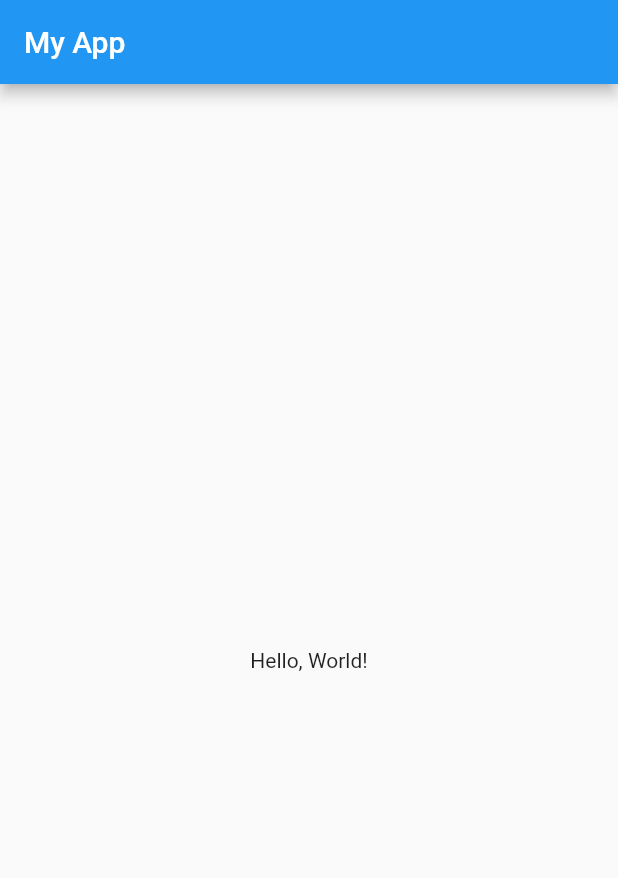
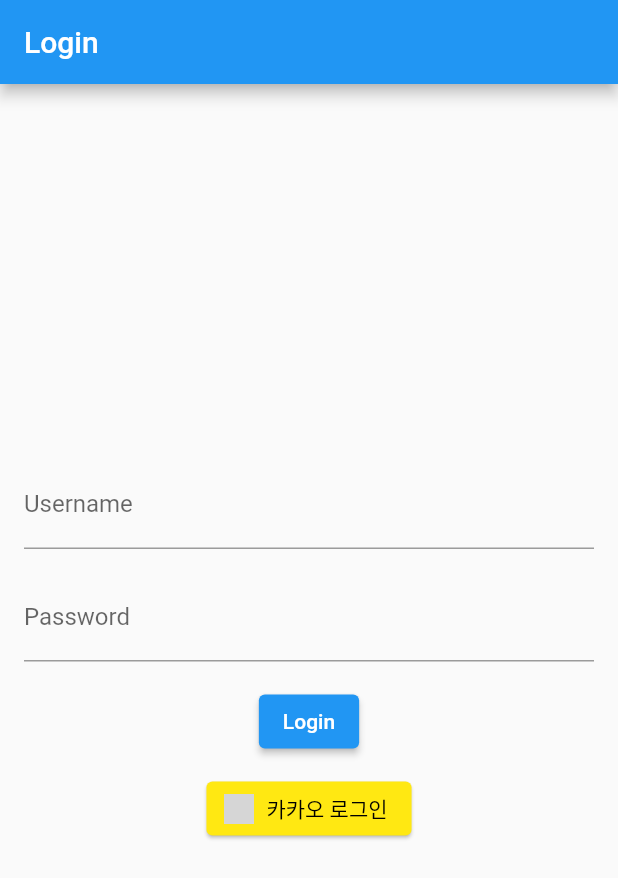
Before and after one commit to HypeDMZ/Docent-FE, a Flutter app: the screen it shows after launch, on a phone screen of 412 x 824 dp. Shown: the top 878 px of the screen. Run offline on Flutter 3.47's test engine with Material 2 defaults, Android fonts, the light colour scheme and no system bars; our stand-ins replace webview_flutter; network calls fail; grey boxes are pictures that could not be loaded.

Commit message:
feat: 카카오 인가 코드 받아오기
웹페이지로 띄우는 형식으로 작동됨, 카카오 문서 읽어보고 모바일에 맞게 수정 요망

```diff
--- a/lib/main.dart
+++ b/lib/main.dart
@@ -1,22 +1,7 @@
 import 'package:flutter/material.dart';
+import 'package:docent/src/app.dart';
+
 
 void main() {
-  runApp(MyApp());
+  runApp(App());
 }
-
-class MyApp extends StatelessWidget {
-  @override
-  Widget build(BuildContext context) {
-    return MaterialApp(
-      title: 'My App',
-      home: Scaffold(
-        appBar: AppBar(
-          title: Text('My App'),
-        ),
-        body: Center(
-          child: Text('Hello, World!'),
-        ),
-      ),
-    );
-  }
-}
--- /dev/null
+++ b/lib/src/app.dart
@@ -0,0 +1,13 @@
+import 'package:flutter/material.dart';
+import 'package:docent/src/login_page.dart';
+
+class App extends StatelessWidget {
+  @override
+  Widget build(BuildContext context) {
+    return MaterialApp(
+      title: 'Login App',
+      theme: ThemeData(primarySwatch: Colors.blue),
+      home: LoginPage(),
+    );
+  }
+}
--- /dev/null
+++ b/lib/src/login_page.dart
@@ -0,0 +1,107 @@
+import 'package:flutter/material.dart';
+import 'package:http/http.dart' as http;
+import 'dart:convert';
+import 'package:docent/src/kakao_webview_page.dart';
+
+class LoginPage extends StatefulWidget {
+  @override
+  _LoginPageState createState() => _LoginPageState();
+}
+
+class _LoginPageState extends State<LoginPage> {
+  final TextEditingController _usernameController = TextEditingController();
+  final TextEditingController _passwordController = TextEditingController();
+
+  @override
+  Widget build(BuildContext context) {
+    return Scaffold(
+      appBar: AppBar(title: Text('Login')),
+      body: Padding(
+        padding: EdgeInsets.all(16),
+        child: Column(
+          mainAxisAlignment: MainAxisAlignment.center,
+          children: [
+            TextField(
+              controller: _usernameController,
+              decoration: InputDecoration(labelText: 'Username'),
+            ),
+            SizedBox(height: 16),
+            TextField(
+              controller: _passwordController,
+              decoration: InputDecoration(labelText: 'Password'),
+              obscureText: true,
+            ),
+            SizedBox(height: 16),
+            ElevatedButton(
+              onPressed: _onLoginButtonPressed,
+              child: Text('Login'),
+            ),
+            _buildKakaoLoginButton(),
+          ],
+        ),
+      ),
+    );
+  }
+  Widget _buildKakaoLoginButton() {
+    return Container(
+      margin: EdgeInsets.symmetric(vertical: 10),
+      child: ElevatedButton.icon(
+        icon: Image.network(
+          'https://developers.kakao.com/assets/img/about/logos/kakaolink/kakaolink_btn_medium.png',
+          height: 20,
+        ),
+        label: Text('카카오 로그인'),
+        onPressed: _onKakaoLoginButtonPressed,
+        style: ElevatedButton.styleFrom(
+          primary: Color(0xFFFFE812),
+          onPrimary: Colors.black,
+          elevation: 1,
+        ),
+      ),
+    );
+  }
+  Future<void> _onKakaoLoginButtonPressed() async {
+    try {
+      final response = await http.post(Uri.parse('https://bmongsmong.com/api/auth/kakao'));
+
+      if (response.statusCode == 200) {
+        final jsonResponse = json.decode(response.body);
+
+        if (jsonResponse['success']) {
+          final String url = jsonResponse['data']['url'];
+          Navigator.push(
+            context,
+            MaterialPageRoute(
+              builder: (context) => KakaoWebViewPage(url: url),
+            ),
+          );
+        } else {
+          // 실패한 경우 에러 처리
+          print(jsonResponse['message']);
+        }
+      } else {
+        // 서버 에러 처리
+        print('Error: ${response.statusCode}');
+      }
+    } catch (e) {
+      print('Error: $e');
+    }
+  }
+
+
+
+
+  void _onLoginButtonPressed() {
+    // 로그인 처리 로직을 여기에 구현합니다.
+    // 예시: 서버에 인증 요청을 보내고 결과에 따라 다음 페이지로 이동하거나 에러 메시지를 표시합니다.
+    print('Username: ${_usernameController.text}');
+    print('Password: ${_passwordController.text}');
+  }
+
+  @override
+  void dispose() {
+    _usernameController.dispose();
+    _passwordController.dispose();
+    super.dispose();
+  }
+}
--- a/pubspec.yaml
+++ b/pubspec.yaml
@@ -30,6 +30,10 @@ environment:
 dependencies:
   flutter:
     sdk: flutter
+  http: ^0.13.3
+  webview_flutter: ^3.0.0
+
+
 
 
   # The following adds the Cupertino Icons font to your application.
```
Also changed, not shown: lib/src/kakao_webview_page.dart (added, +23 -0 lines), pubspec.lock, 11 other files.
